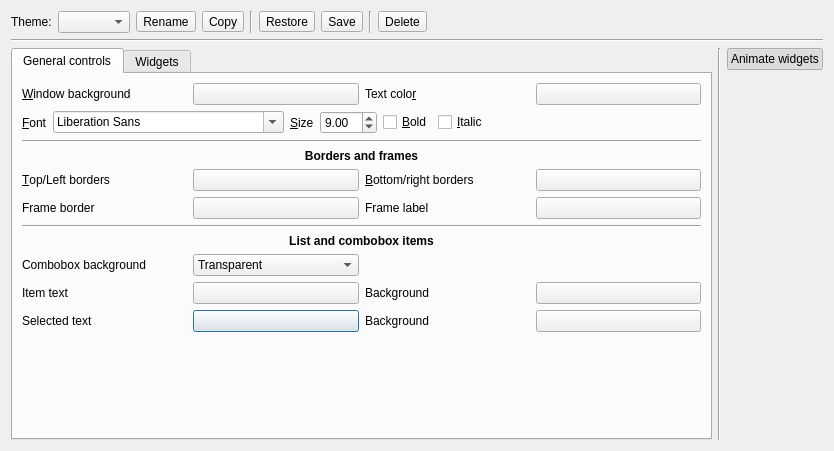
This is bigglesworth/ui/themeeditor.ui in MaurizioB/Bigglesworth as Qt 5 draws it before an edit. The edited form follows.
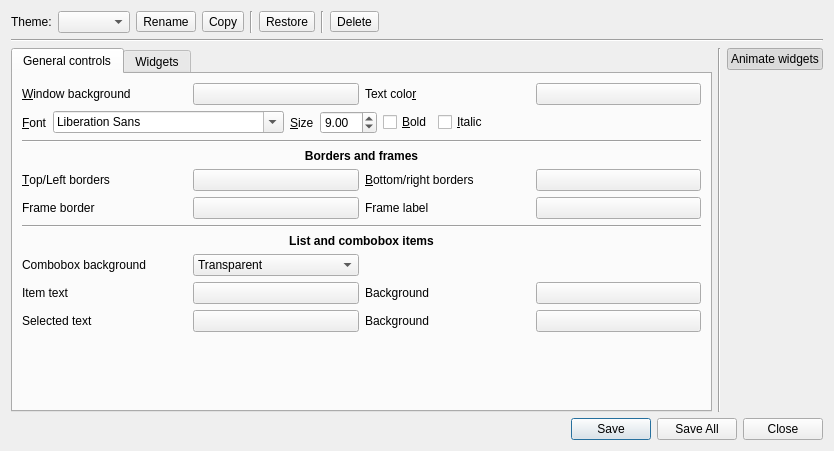
This is the edited form. Icons and pictures are not drawn. Custom widgets are drawn as their Qt base class.

Commit message: Theme editor save behavior changed.

```diff
--- a/bigglesworth/ui/themeeditor.ui
+++ b/bigglesworth/ui/themeeditor.ui
@@ -100,27 +100,6 @@
        </property>
       </widget>
      </item>
-     <item>
-      <widget class="QToolButton" name="saveBtn">
-       <property name="sizePolicy">
-        <sizepolicy hsizetype="Maximum" vsizetype="Fixed">
-         <horstretch>0</horstretch>
-         <verstretch>0</verstretch>
-        </sizepolicy>
-       </property>
-       <property name="text">
-        <string>Save</string>
-       </property>
-       <property name="icon">
-        <iconset theme="document-save">
-         <normaloff/>
-        </iconset>
-       </property>
-       <property name="toolButtonStyle">
-        <enum>Qt::ToolButtonTextBesideIcon</enum>
-       </property>
-      </widget>
-     </item>
      <item>
       <widget class="Line" name="line_4">
        <property name="orientation">
@@ -778,10 +757,10 @@
      </property>
     </widget>
    </item>
-   <item row="3" column="2">
-    <widget class="QWidget" name="previewWidget" native="true">
-     <property name="autoFillBackground">
-      <bool>true</bool>
+   <item row="4" column="0" colspan="3">
+    <widget class="QDialogButtonBox" name="buttonBox">
+     <property name="standardButtons">
+      <set>QDialogButtonBox::Close|QDialogButtonBox::Save|QDialogButtonBox::SaveAll</set>
      </property>
      <layout class="QHBoxLayout" name="horizontalLayout_2">
       <property name="margin">
```
Left out of the diff: 507 changed lines with no effect on the pictures. The commit also changes 1 other file.
